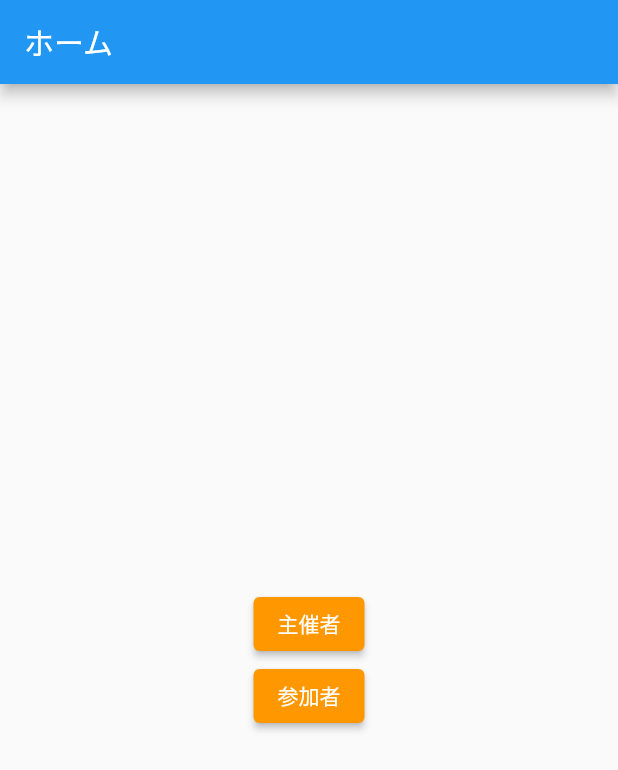
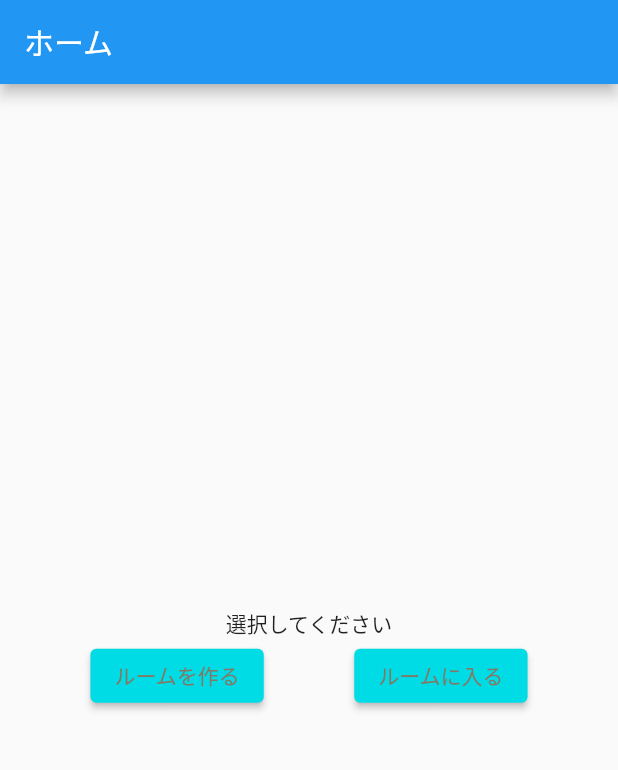
Before and after one commit to Tdrj2716/study_app_hackathon, a Flutter app: the screen it shows after launch, on a phone screen of 412 x 824 dp. Shown: the top 770 px of the screen. Run offline on Flutter 3.47's test engine with Material 2 defaults, Android fonts, the phone set to English and light mode, and no system bars.

Commit message:
ボタンの配置とテキストの色を変更

```diff
--- a/lib/welcome.dart
+++ b/lib/welcome.dart
@@ -12,22 +12,28 @@ class Welcome extends StatelessWidget {
           child: Column(
         mainAxisAlignment: MainAxisAlignment.center,
         children: [
+          Text('選択してください'),
+          Row(
+            mainAxisAlignment: MainAxisAlignment.spaceEvenly,
+            children: [
               ElevatedButton(
-            child: const Text('主催者'),
+                child: const Text('ルームを作る'),
                 style: ElevatedButton.styleFrom(
-              primary: Colors.orange,
-              onPrimary: Colors.white,
+                  primary: Color.fromRGBO(0, 220, 230, 1),
+                  onPrimary: Color.fromRGBO(130, 120, 100, 1),
                 ),
                 onPressed: () {},
               ),
               ElevatedButton(
-            child: const Text('参加者'),
+                child: const Text('ルームに入る'),
                 style: ElevatedButton.styleFrom(
-              primary: Colors.orange,
-              onPrimary: Colors.white,
+                  primary: Color.fromRGBO(0, 220, 230, 1),
+                  onPrimary: Color.fromRGBO(130, 120, 100, 1),
                 ),
                 onPressed: () {},
               ),
+            ],
+          )
         ],
       )),
     );
```
Lines whose indentation alone changed are shown as unchanged.
